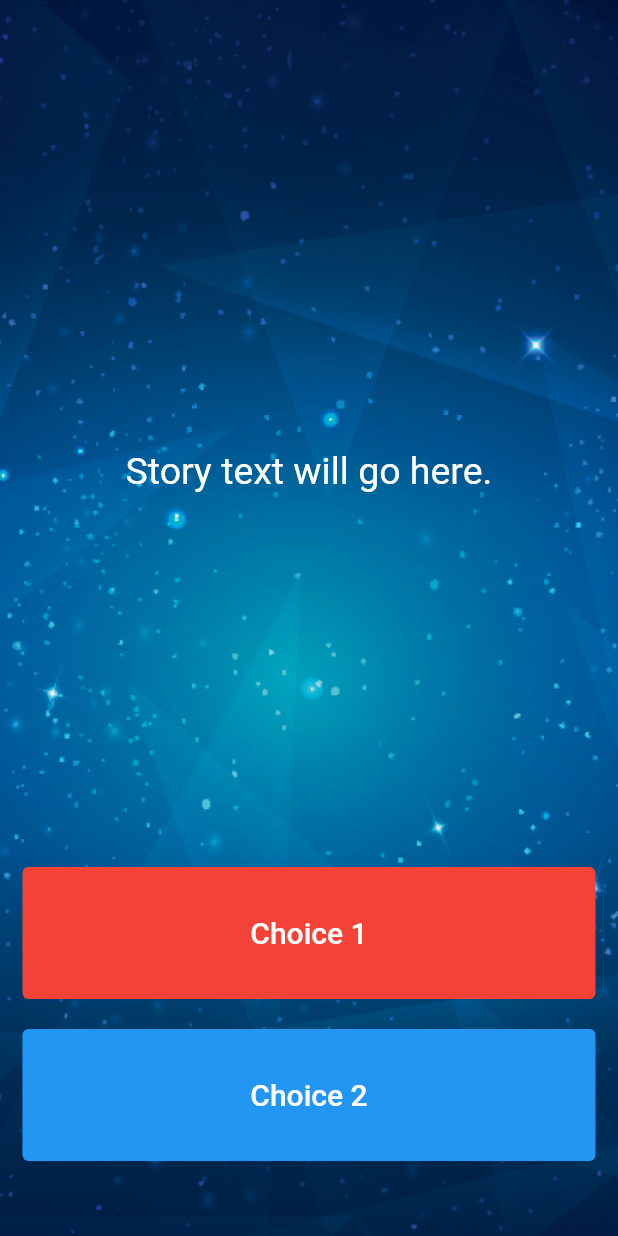
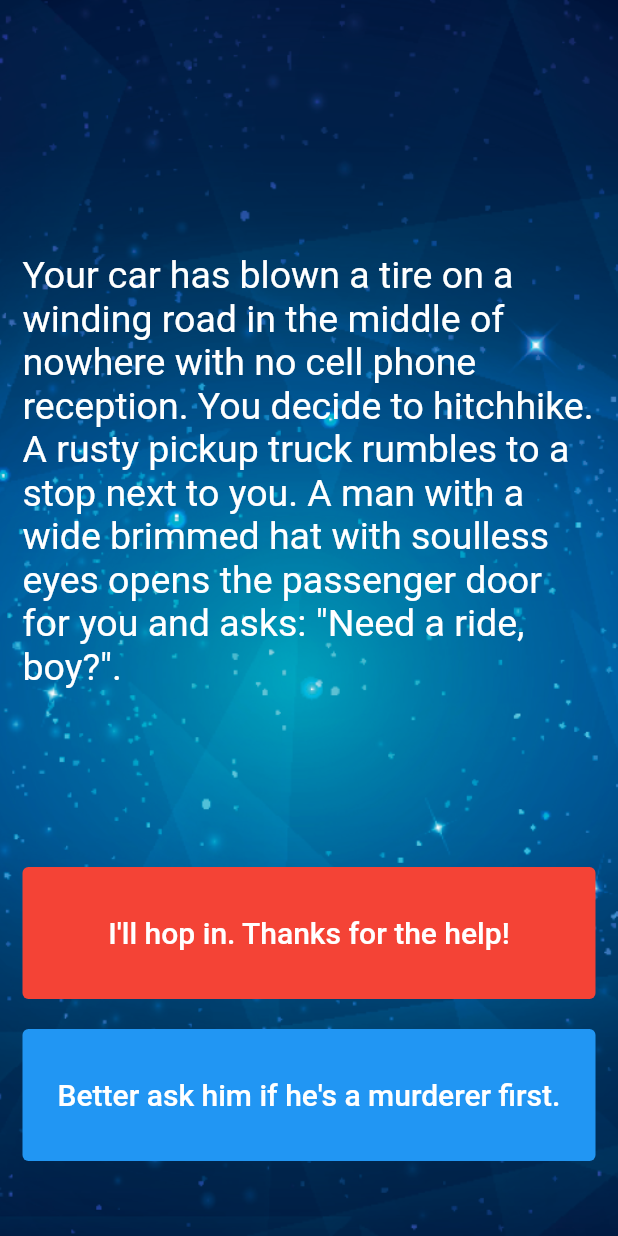
Before and after one commit to Arrocito82/destini, a Flutter app: the screen it shows after launch, on a phone screen of 412 x 824 dp. Run offline on Flutter 3.47's test engine with Material 2 defaults, Android fonts, the light colour scheme and no system bars.

Commit message:
steps 9 to 15: show current story with choices

```diff
--- a/lib/main.dart
+++ b/lib/main.dart
@@ -1,6 +1,5 @@
+import 'package:Destiny/story_brain.dart';
 import 'package:flutter/material.dart';
-
-//TODO: Step 15 - Run the app and see if you can see the screen update with the first story. Delete this TODO if it looks as you expected.
 
 void main() => runApp(Destini());
 
@@ -14,7 +13,7 @@ class Destini extends StatelessWidget {
   }
 }
 
-//TODO: Step 9 - Create a new storyBrain object from the StoryBrain class.
+StoryBrain storyBrain = StoryBrain();
 
 class StoryPage extends StatefulWidget {
   _StoryPageState createState() => _StoryPageState();
@@ -41,8 +40,7 @@ class _StoryPageState extends State<StoryPage> {
                 flex: 12,
                 child: Center(
                   child: Text(
-                    //TODO: Step 10 - use the storyBrain to get the first story title and display it in this Text Widget.
-                    'Story text will go here.',
+                    '${storyBrain.getStory()}',
                     style: TextStyle(fontSize: 25.0),
                   ),
                 ),
@@ -66,8 +64,7 @@ class _StoryPageState extends State<StoryPage> {
                     }),
                   ),
                   child: Text(
-                    //TODO: Step 13 - Use the storyBrain to get the text for choice 1.
-                    'Choice 1',
+                    '${storyBrain.getChoice1()}',
                     style: TextStyle(fontSize: 20.0, color: Colors.white),
                   ),
                 ),
@@ -96,8 +93,7 @@ class _StoryPageState extends State<StoryPage> {
                     }),
                   ),
                   child: Text(
-                    //TODO: Step 14 - Use the storyBrain to get the text for choice 2.
-                    'Choice 2',
+                    '${storyBrain.getChoice2()}',
                     style: TextStyle(fontSize: 20.0, color: Colors.white),
                   ),
                 ),
```
Also changed, not shown: lib/story_brain.dart (+3 -7 lines).
